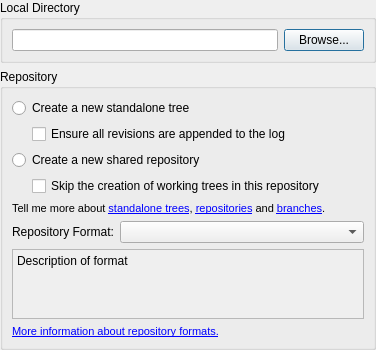
First picture: the form in ui/init.ui, repository breezy-team/qbrz, before the edit.
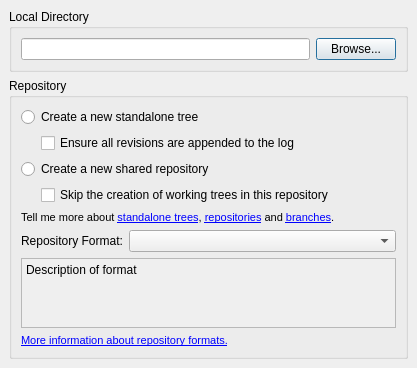
Second picture: the form after the edit.

Diff of the .ui file:
```diff
--- a/ui/init.ui
+++ b/ui/init.ui
@@ -5,8 +5,8 @@
    <rect>
     <x>0</x>
     <y>0</y>
-    <width>376</width>
-    <height>333</height>
+    <width>417</width>
+    <height>351</height>
    </rect>
   </property>
   <property name="windowTitle" >
@@ -14,7 +14,7 @@
   </property>
   <layout class="QVBoxLayout" name="verticalLayout" >
    <property name="margin" >
-    <number>0</number>
+    <number>9</number>
    </property>
    <item>
     <widget class="QGroupBox" name="groupBox_3" >
@@ -164,7 +164,7 @@
           <rect>
            <x>0</x>
            <y>0</y>
-           <width>354</width>
+           <width>377</width>
            <height>60</height>
           </rect>
          </property>
```
Left out of the diff: 40 changed lines with no effect on the pictures.
